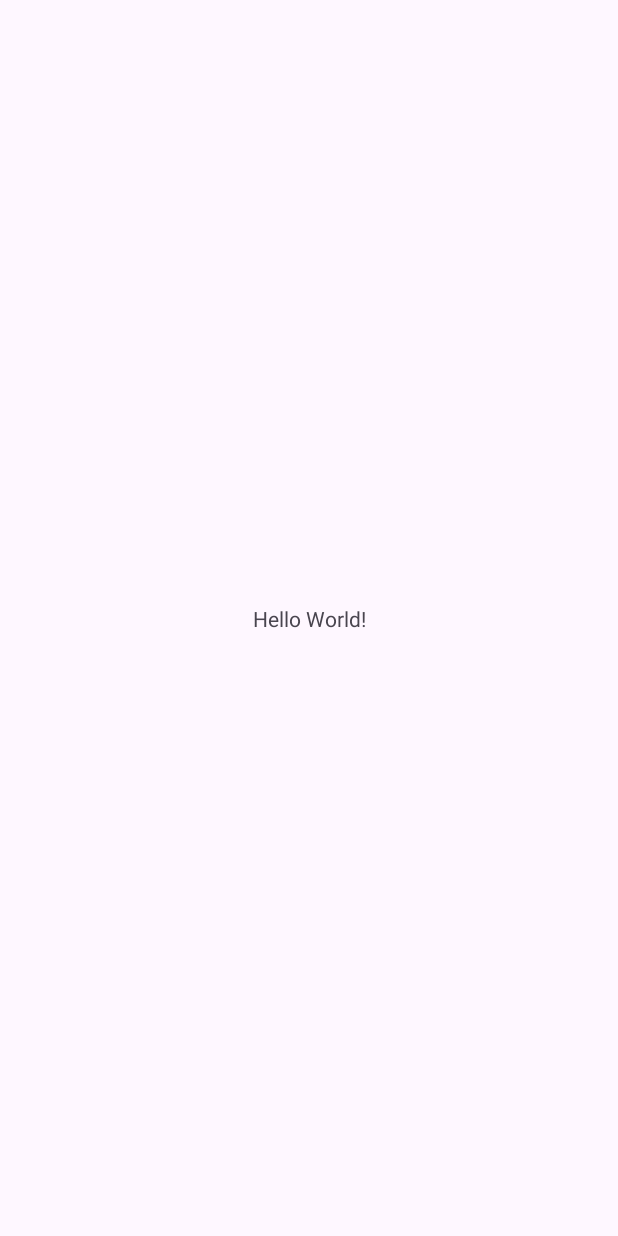
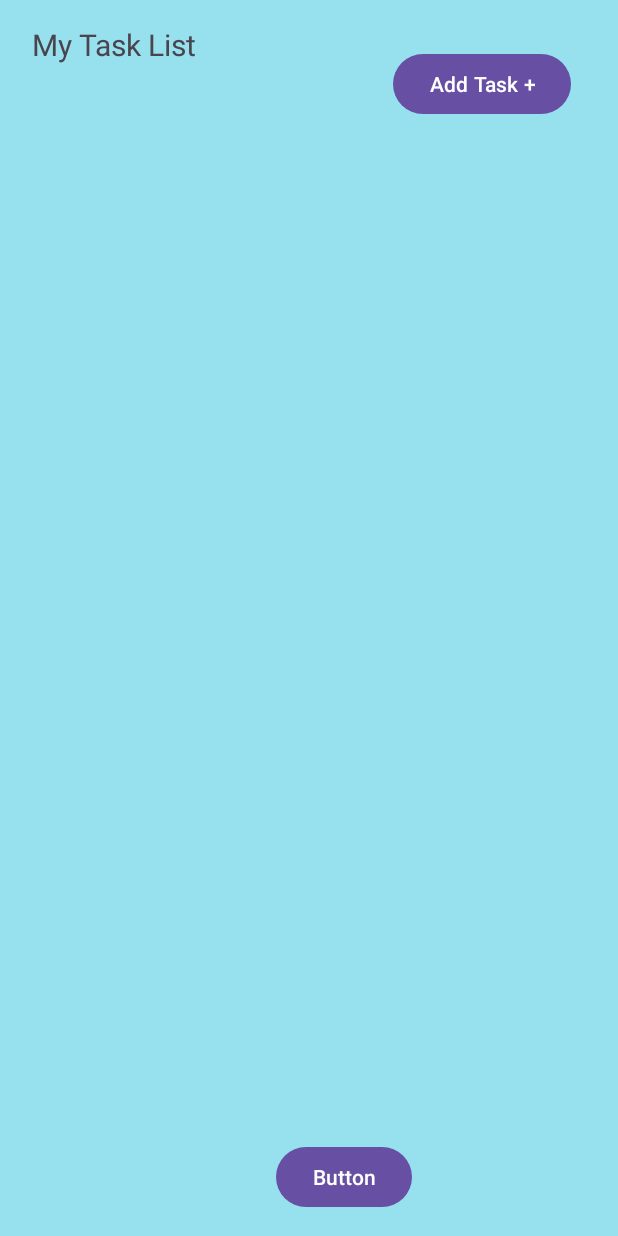
Before and after one commit to KavindyaDolawatta/MAD-task-manager, an Android app: the screen it shows after launch (MainActivity), on a phone screen of 412 x 824 dp. Before the commit the screen is almost empty. Run offline under Robolectric (Android 15) with nearby library versions, the phone set to English and light mode, and no system bars; our stand-ins replace Room's generated code.

Commit message:
completed main tasks

```diff
--- a/app/src/main/java/com/example/taskmanager/MainActivity.kt
+++ b/app/src/main/java/com/example/taskmanager/MainActivity.kt
@@ -1,20 +1,82 @@
 package com.example.taskmanager
 
 import android.os.Bundle
-import androidx.activity.enableEdgeToEdge
+import android.text.InputType
+import android.widget.Button
+import android.widget.EditText
+import androidx.appcompat.app.AlertDialog
 import androidx.appcompat.app.AppCompatActivity
-import androidx.core.view.ViewCompat
-import androidx.core.view.WindowInsetsCompat
+import androidx.lifecycle.ViewModel
+import androidx.lifecycle.ViewModelProvider
+import androidx.recyclerview.widget.LinearLayoutManager
+import androidx.recyclerview.widget.RecyclerView
+import com.example.taskmanager.database.ToDo
+import com.example.taskmanager.database.TodoDatabase
+import com.example.taskmanager.database.TodoRepository
+import kotlinx.coroutines.CoroutineScope
+import kotlinx.coroutines.Dispatchers
+import kotlinx.coroutines.launch
 
 class MainActivity : AppCompatActivity() {
+    private lateinit var adapter: ToDoAdapter
+    private lateinit var viewModel: MainActivityData
+
     override fun onCreate(savedInstanceState: Bundle?) {
         super.onCreate(savedInstanceState)
-        enableEdgeToEdge()
         setContentView(R.layout.activity_main)
-        ViewCompat.setOnApplyWindowInsetsListener(findViewById(R.id.main)) { v, insets ->
-            val systemBars = insets.getInsets(WindowInsetsCompat.Type.systemBars())
-            v.setPadding(systemBars.left, systemBars.top, systemBars.right, systemBars.bottom)
-            insets
+        val recyclerView:RecyclerView = findViewById(R.id.rvTodoList)
+        val repository =TodoRepository(TodoDatabase.getInstance(this))
+
+        val viewModel = ViewModelProvider(this)[MainActivityData::class.java]
+
+
+        viewModel.data.observe(this){
+            adapter = ToDoAdapter(it, repository, viewModel)
+            recyclerView.adapter=adapter
+            recyclerView.layoutManager = LinearLayoutManager(this)
+        }
+
+        CoroutineScope(Dispatchers.IO).launch {
+            val data = repository.getAllTodoItems()
+
+            runOnUiThread{
+                viewModel.setData(data)
+            }
+        }
+    val addItem: Button = findViewById(R.id.btnAddItem)
+
+        addItem.setOnClickListener{
+            displayAlert(repository)
         }
     }
+
+    private fun displayAlert(repository:TodoRepository) {
+        val builder = AlertDialog.Builder(this)
+
+        builder.setTitle(getText(R.string.alertTitle))
+        builder.setMessage("Enter the new task below")
+
+        val input = EditText(this)
+        input.inputType = InputType.TYPE_CLASS_TEXT
+        builder.setView(input)
+
+
+        builder.setPositiveButton("OK") { dialog, which ->
+// Get the input text and display a Toast message
+            val item = input.text.toString()
+            CoroutineScope(Dispatchers.IO).launch {
+                repository.insert(ToDo(item))
+                val data = repository.getAllTodoItems()
+                runOnUiThread{
+                    viewModel.setData(data)
+                }
+            }
+        }
+        builder.setNegativeButton("Cancel") { dialog, which ->
+            dialog.cancel()
+        }
+        val alertDialog = builder.create()
+        alertDialog.show()
+    }
+
 }
--- /dev/null
+++ b/app/src/main/java/com/example/taskmanager/MainActivityData.kt
@@ -0,0 +1,17 @@
+package com.example.taskmanager
+
+import androidx.lifecycle.LiveData
+import androidx.lifecycle.MutableLiveData
+import androidx.lifecycle.ViewModel
+import com.example.taskmanager.database.ToDo
+
+class MainActivityData:ViewModel() {
+    private  val _data = MutableLiveData<List<ToDo>>()
+
+    val data:LiveData<List<ToDo>> = _data
+
+    fun setData(data:List<ToDo>){
+        _data.value = data
+    }
+
+}
--- /dev/null
+++ b/app/src/main/java/com/example/taskmanager/ToDoAdapter.kt
@@ -0,0 +1,51 @@
+package com.example.taskmanager
+
+import android.content.Context
+import android.view.LayoutInflater
+import android.view.ViewGroup
+import android.widget.Toast
+import androidx.recyclerview.widget.RecyclerView
+import androidx.recyclerview.widget.RecyclerView.ViewHolder
+import com.example.taskmanager.database.ToDo
+import com.example.taskmanager.database.TodoRepository
+import kotlinx.coroutines.CoroutineScope
+import kotlinx.coroutines.Dispatchers
+import kotlinx.coroutines.launch
+import kotlinx.coroutines.withContext
+
+class ToDoAdapter(items:List<ToDo>, repository: TodoRepository, viewModel:MainActivityData): RecyclerView.Adapter<ToDoViewHolder>() {
+
+    var context: Context? = null
+    val items = items
+    val repository = repository
+    val viewModel = viewModel
+    override fun onCreateViewHolder(parent: ViewGroup, viewType: Int): ToDoViewHolder {
+        val view = LayoutInflater.from(parent.context).inflate(R.layout.view_task, parent, false)
+        context = parent.context
+        return ToDoViewHolder(view)
+
+    }
+
+    override fun getItemCount(): Int {
+        return items.size
+    }
+
+    override fun onBindViewHolder(holder: ToDoViewHolder, position: Int) {
+        holder.cbTodo.text = items.get(position).item
+        holder.ivDelete.setOnClickListener {
+            val isChecked = holder.cbTodo.isChecked
+            if (isChecked) {
+                CoroutineScope(Dispatchers.IO).launch {
+                    repository.delete(items.get(position))
+                    val data = repository.getAllTodoItems()
+                    withContext(Dispatchers.Main){
+                        viewModel.setData(data)
+                    }
+                }
+
+            } else {
+                Toast.makeText(context, "Select the item to be deleted", Toast.LENGTH_LONG).show()
+            }
+        }
+    }
+}
--- /dev/null
+++ b/app/src/main/java/com/example/taskmanager/database/TodoDao.kt
@@ -0,0 +1,21 @@
+package com.example.taskmanager.database
+
+import androidx.room.Dao
+import androidx.room.Delete
+import androidx.room.Insert
+import androidx.room.Query
+
+@Dao
+interface TodoDao {
+
+    @Insert
+    suspend fun insert(toDo: ToDo)
+    @Delete
+    suspend fun delete(toDo: ToDo)
+
+    @Query("SELECT * FROM ToDo")
+    fun getAllTodoItems():List<ToDo>
+
+    @Query("SELECT * FROM ToDo WHERE id=id")
+    fun getOne(id:Int):ToDo
+}
--- /dev/null
+++ b/app/src/main/java/com/example/taskmanager/database/TodoDatabase.kt
@@ -0,0 +1,29 @@
+package com.example.taskmanager.database
+
+import android.content.Context
+import androidx.room.Database
+import androidx.room.Room
+import androidx.room.RoomDatabase
+
+@Database(entities= [ToDo::class], version = 1)
+abstract class TodoDatabase:RoomDatabase() {
+    abstract fun getTodoDao(): TodoDao
+
+    companion object{
+        @Volatile
+        private var INSTANCE:TodoDatabase? = null
+
+        fun getInstance(context: Context):TodoDatabase{
+            synchronized(this){
+                return INSTANCE?: Room.databaseBuilder(
+                    context,
+                    TodoDatabase::class.java,
+                    "todo_db",
+                ).build().also {
+                    INSTANCE =it
+                }
+            }
+        }
+    }
+
+}
--- /dev/null
+++ b/app/src/main/java/com/example/taskmanager/database/TodoRepository.kt
@@ -0,0 +1,11 @@
+package com.example.taskmanager.database
+
+class TodoRepository(
+    private val db:TodoDatabase
+) {
+
+    suspend fun insert(toDo: ToDo) = db.getTodoDao().insert(toDo)
+    suspend fun delete(toDo: ToDo) = db.getTodoDao().delete(toDo)
+
+    fun getAllTodoItems():List<ToDo> = db.getTodoDao().getAllTodoItems()
+}
--- /dev/null
+++ b/app/src/main/res/drawable/archive_24.xml
@@ -0,0 +1,5 @@
+<vector xmlns:android="http://schemas.android.com/apk/res/android" android:height="24dp" android:tint="#000000" android:viewportHeight="24" android:viewportWidth="24" android:width="24dp">
+
+    <path android:fillColor="@android:color/white" android:pathData="M20.54,5.23l-1.39,-1.68C18.88,3.21 18.47,3 18,3H6c-0.47,0 -0.88,0.21 -1.16,0.55L3.46,5.23C3.17,5.57 3,6.02 3,6.5V19c0,1.1 0.9,2 2,2h14c1.1,0 2,-0.9 2,-2V6.5c0,-0.48 -0.17,-0.93 -0.46,-1.27zM12,17.5L6.5,12H10v-2h4v2h3.5L12,17.5zM5.12,5l0.81,-1h12l0.94,1H5.12z"/>
+
+</vector>
--- a/app/src/main/res/layout/activity_main.xml
+++ b/app/src/main/res/layout/activity_main.xml
@@ -5,15 +5,56 @@
     android:id="@+id/main"
     android:layout_width="match_parent"
     android:layout_height="match_parent"
-    tools:context=".MainActivity">
+    android:background="#6800BCD4"
+    tools:context=".MainActivity"
+
+    >
+
+
+    <Button
+        android:id="@+id/btnAddItem"
+        android:layout_width="wrap_content"
+        android:layout_height="wrap_content"
+        android:layout_marginTop="32dp"
+        android:layout_marginEnd="31dp"
+        android:text="@string/btnAddItem"
+        app:layout_constraintEnd_toEndOf="parent"
+        app:layout_constraintTop_toTopOf="parent" />
 
     <TextView
-        android:layout_width="wrap_content"
-        android:layout_height="wrap_content"
-        android:text="Hello World!"
-        app:layout_constraintBottom_toBottomOf="parent"
-        app:layout_constraintEnd_toEndOf="parent"
+        android:id="@+id/textView"
+        android:layout_width="163dp"
+        android:layout_height="36dp"
+        android:layout_marginStart="21dp"
+        android:layout_marginTop="16dp"
+        android:text="@string/tvTitle"
+        android:textSize="20sp"
         app:layout_constraintStart_toStartOf="parent"
         app:layout_constraintTop_toTopOf="parent" />
 
+    <Button
+        android:id="@+id/button2"
+        android:layout_width="wrap_content"
+        android:layout_height="wrap_content"
+        android:layout_marginStart="184dp"
+        android:layout_marginEnd="137dp"
+        android:layout_marginBottom="15dp"
+        android:text="Button"
+        app:layout_constraintBottom_toBottomOf="parent"
+        app:layout_constraintEnd_toEndOf="parent"
+        app:layout_constraintStart_toStartOf="parent" />
+
+    <androidx.recyclerview.widget.RecyclerView
+        android:id="@+id/rvTodoList"
+        android:layout_width="0dp"
+        android:layout_height="0dp"
+        android:layout_marginStart="16dp"
+        android:layout_marginTop="24dp"
+        android:layout_marginEnd="16dp"
+        android:layout_marginBottom="100dp"
+        app:layout_constraintBottom_toTopOf="@+id/button2"
+        app:layout_constraintEnd_toEndOf="parent"
+        app:layout_constraintHorizontal_bias="0.5"
+        app:layout_constraintStart_toStartOf="parent"
+        app:layout_constraintTop_toBottomOf="@+id/btnAddItem" />
 </androidx.constraintlayout.widget.ConstraintLayout>
--- a/app/src/main/res/values/strings.xml
+++ b/app/src/main/res/values/strings.xml
@@ -1,3 +1,6 @@
 <resources>
     <string name="app_name">TaskManager</string>
+    <string name="tvTitle">My Task List</string>
+    <string name="btnAddItem">Add Task +</string>
+    <string name="alertTitle">Enter new task toadd:</string>
 </resources>
--- a/gradle/libs.versions.toml
+++ b/gradle/libs.versions.toml
@@ -9,6 +9,9 @@ appcompat = "1.6.1"
 material = "1.11.0"
 activity = "1.8.0"
 constraintlayout = "2.1.4"
+roomCommon = "2.6.1"
+roomCompiler = "2.6.1"
+roomKtx = "2.6.1"
 
 [libraries]
 androidx-core-ktx = { group = "androidx.core", name = "core-ktx", version.ref = "coreKtx" }
@@ -19,6 +22,9 @@ androidx-appcompat = { group = "androidx.appcompat", name = "appcompat", version
 material = { group = "com.google.android.material", name = "material", version.ref = "material" }
 androidx-activity = { group = "androidx.activity", name = "activity", version.ref = "activity" }
 androidx-constraintlayout = { group = "androidx.constraintlayout", name = "constraintlayout", version.ref = "constraintlayout" }
+androidx-room-common = { group = "androidx.room", name = "room-common", version.ref = "roomCommon" }
+androidx-room-compiler = { group = "androidx.room", name = "room-compiler", version.ref = "roomCompiler" }
+androidx-room-ktx = { group = "androidx.room", name = "room-ktx", version.ref = "roomKtx" }
 
 [plugins]
 androidApplication = { id = "com.android.application", version.ref = "agp" }
```
Also changed, not shown: app/build.gradle.kts (+9 -3 lines), app/src/main/java/com/example/taskmanager/ToDoViewHolder.kt (added, +13 -0 lines), app/src/main/java/com/example/taskmanager/database/ToDo.kt (added, +16 -0 lines), app/src/main/res/layout/view_task.xml (added, +21 -0 lines).
